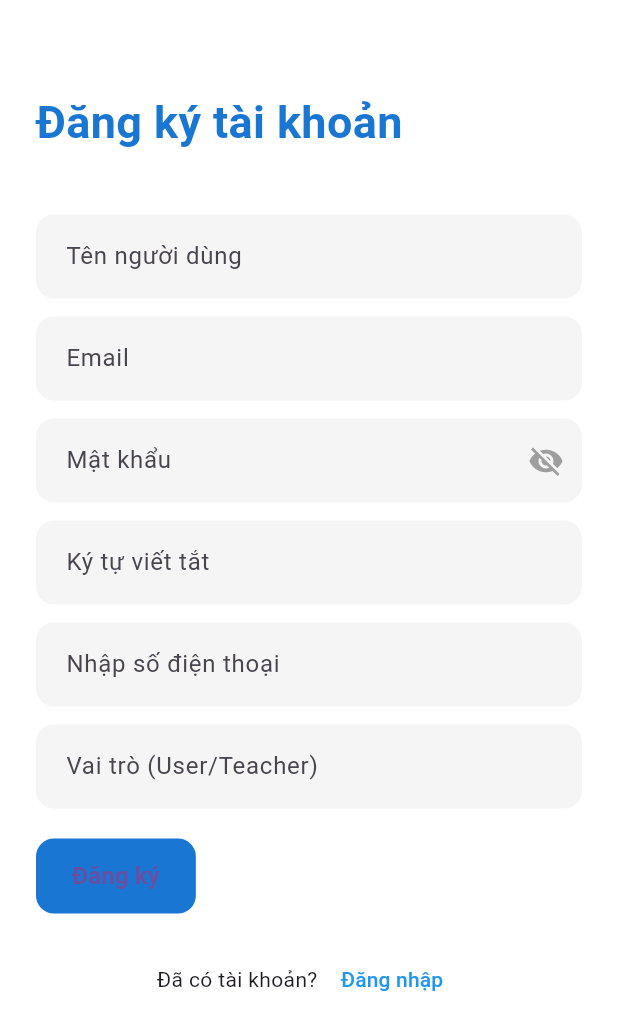
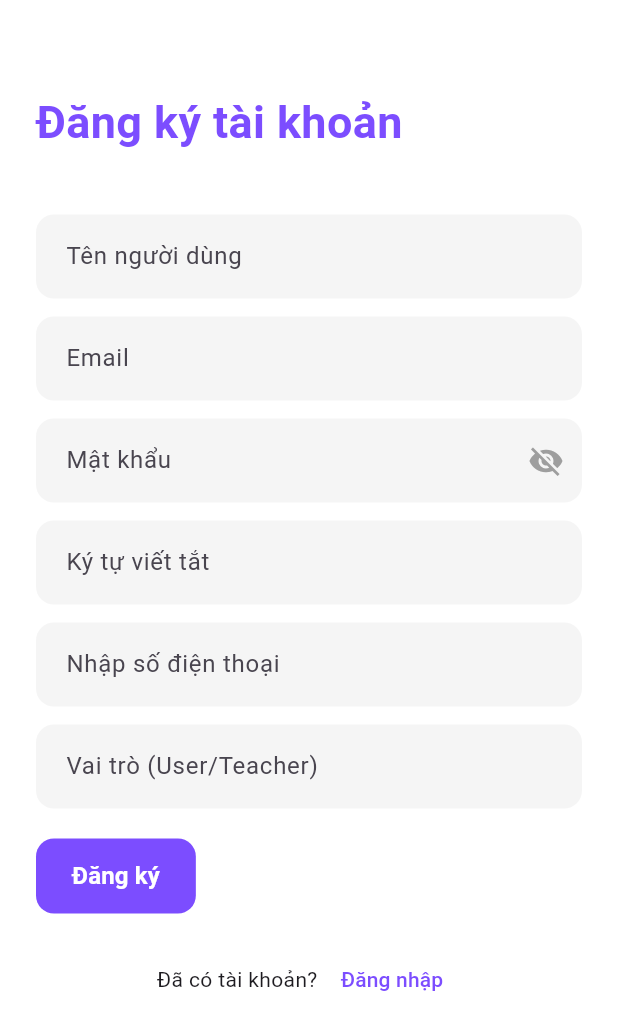
Before and after one commit to phhng/mathgame, a Flutter app: the RegistrationScreen screen opened directly, on a phone screen of 412 x 824 dp. Shown: the top 1030 px of the screen. Run offline on Flutter 3.47's test engine with Material 3 defaults, Android fonts, the phone set to English and light mode, and no system bars; our stand-ins replace flutter_dotenv, font_awesome_flutter, google_sign_in, jwt_decoder, shared_preferences; missing offline and left inert: flutter_facebook_auth; accounts and stored records are empty.

```diff
--- a/lib/screens/registration_screen.dart
+++ b/lib/screens/registration_screen.dart
@@ -130,7 +130,7 @@ class _RegistrationScreenState extends State<RegistrationScreen> {
                   style: TextStyle(
                     fontSize: 30,
                     fontWeight: FontWeight.bold,
-                    color: Colors.blue[700],
+                    color: Colors.deepPurpleAccent,
                   ),
                 ),
                 const SizedBox(height: 40),
@@ -256,7 +256,7 @@ class _RegistrationScreenState extends State<RegistrationScreen> {
                   child: ElevatedButton(
                     onPressed: _isLoading ? null : _handleRegister,
                     style: ElevatedButton.styleFrom(
-                      backgroundColor: Colors.blue[700],
+                      backgroundColor: Colors.deepPurpleAccent,
                       shape: RoundedRectangleBorder(
                         borderRadius: BorderRadius.circular(12),
                       ),
@@ -276,6 +276,7 @@ class _RegistrationScreenState extends State<RegistrationScreen> {
                       style: TextStyle(
                         fontSize: 16,
                         fontWeight: FontWeight.bold,
+                        color: Colors.white,
                       ),
                     ),
                   ),
@@ -291,7 +292,7 @@ class _RegistrationScreenState extends State<RegistrationScreen> {
                       },
                       child: const Text(
                         'Đăng nhập',
-                        style: TextStyle(color: Colors.blue),
+                        style: TextStyle(color: Colors.deepPurpleAccent),
                       ),
                     ),
                   ],
```
Also changed, not shown: lib/screens/login_screen.dart (renamed from lib/login_screen.dart, +9 -9 lines).
